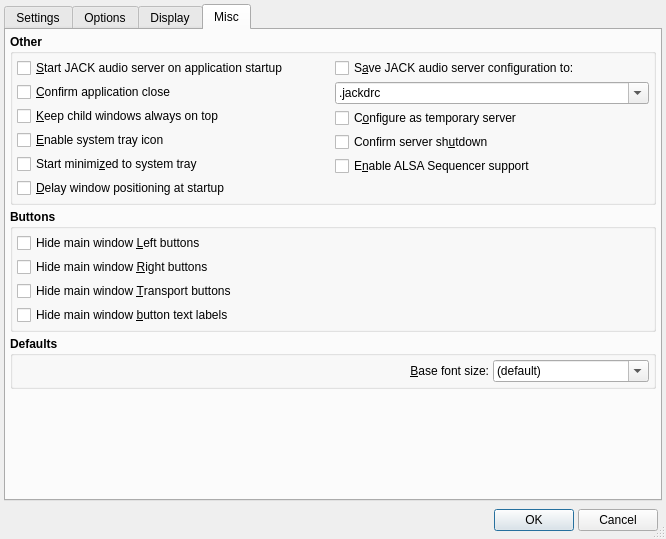
First picture: the form in src/qjackctlSetupForm.ui, repository eurogiciel-oss/qjackctl, before the edit.
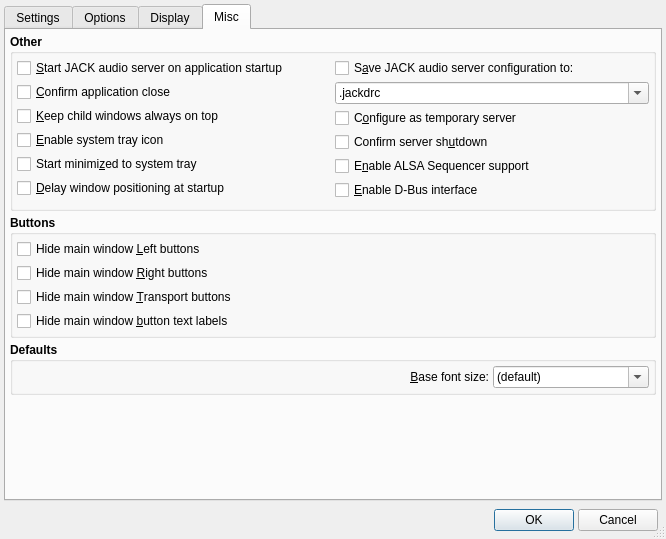
Second picture: the form after the edit. The open tabs and pages were chosen to show the change. Icons and pictures are not drawn.

Commit message: - A couple of primitive D-Bus interface slots have been introduced,   giving the option to start/stop the jackd server from the system   bus eg. via dbus-send --system / org.rncbc.qjackctl.start (stop),   (a nice addition supplied by Robin Gareus, thanks).

Patch:
```diff
--- a/src/qjackctlSetupForm.ui
+++ b/src/qjackctlSetupForm.ui
@@ -3973,6 +3973,25 @@
               </property>
              </widget>
             </item>
+            <item>
+             <widget class="QCheckBox" name="DBusEnabledCheckBox" >
+              <property name="font" >
+               <font>
+                <weight>50</weight>
+                <bold>false</bold>
+               </font>
+              </property>
+              <property name="toolTip" >
+               <string>Whether to enable D-Bus interface</string>
+              </property>
+              <property name="text" >
+               <string>&amp;Enable D-Bus interface</string>
+              </property>
+              <property name="shortcut" >
+               <string>Alt+B</string>
+              </property>
+             </widget>
+            </item>
            </layout>
           </item>
          </layout>
```
The commit also changes 16 other files.
